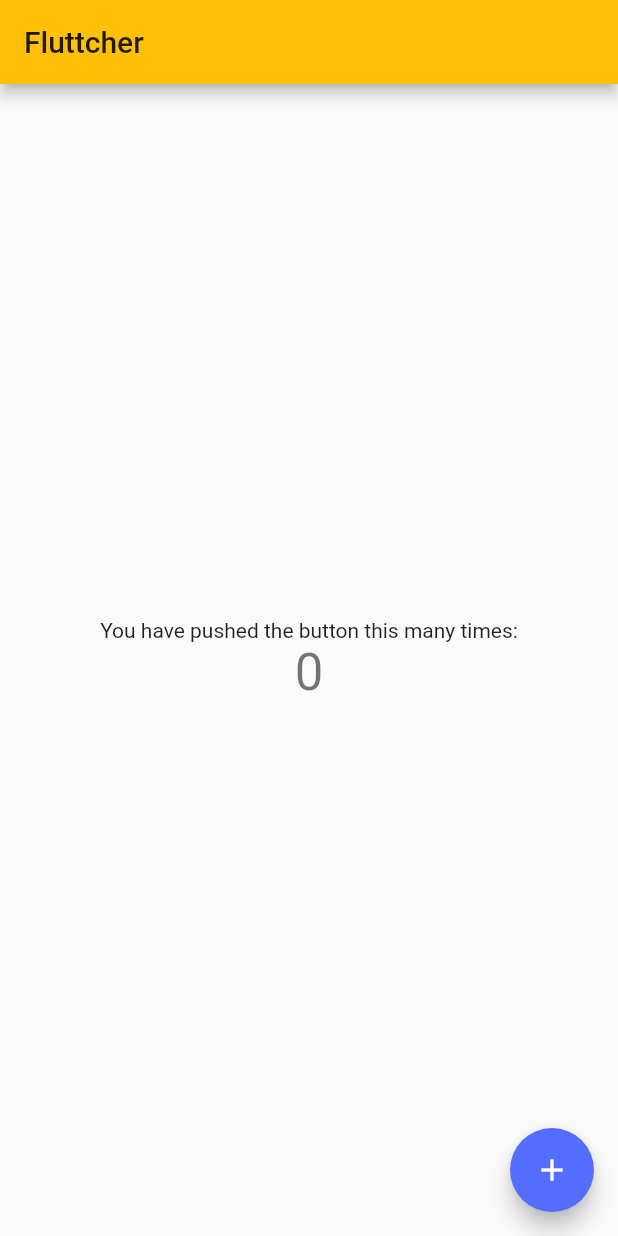
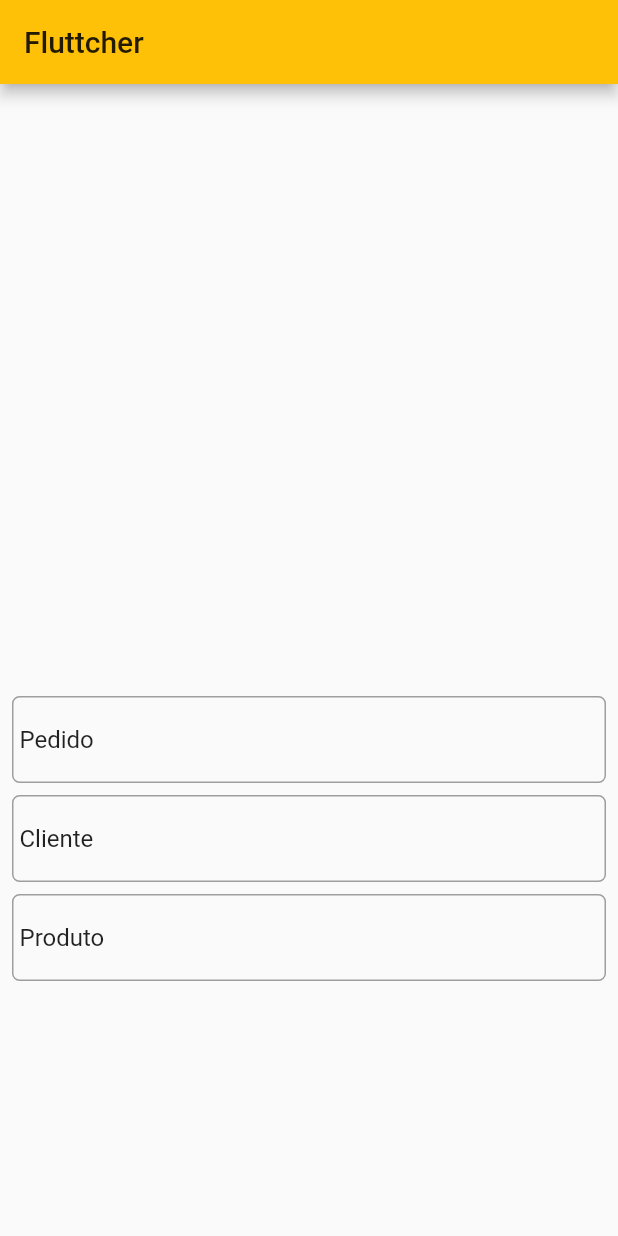
Before and after one commit to joaovperin/fluttcher, a Flutter app: the screen it shows after launch, on a phone screen of 412 x 824 dp. Run offline on Flutter 3.47's test engine with Material 2 defaults, Android fonts, the phone set to English and light mode, and no system bars.

Commit message:
Upgraded to use dart sdk 2.6+ Created some generic services for dialogs, buttons, loading bars. Created a module screen.

```diff
--- /dev/null
+++ b/lib/core/utils/utils.dart
@@ -0,0 +1,15 @@
+/// A mixin for loadable classes
+mixin Loadable {
+  bool loaded = false;
+}
+
+///
+/// Yields a list as a stream with a delay between each iteration
+///
+Stream<Loadable> delayedYielder(Duration interval, List<Loadable> list) async* {
+  for (var elm in list) {
+    await Future.delayed(interval);
+    elm.loaded = true;
+    yield elm;
+  }
+}
--- a/lib/main.dart
+++ b/lib/main.dart
@@ -1,3 +1,4 @@
+import 'package:fluttcher/pages/modules/modules.page.dart';
 import 'package:flutter/material.dart';
 
 import 'pages/home/home.page.dart';
@@ -12,7 +13,6 @@ class MyApp extends StatelessWidget {
   // This widget is the root of your application.
   @override
   Widget build(BuildContext context) {
-
     return MaterialApp(
         title: kAppTitle,
         debugShowCheckedModeBanner: false,
@@ -24,6 +24,7 @@ class MyApp extends StatelessWidget {
         home: SplashPage(),
         routes: <String, WidgetBuilder>{
           '/home': (BuildContext context) => HomePage(title: kAppTitle),
+          '/modules': (BuildContext context) => ModulesPage(title: kAppTitle),
         });
   }
 }
--- /dev/null
+++ b/lib/pages/modules/module.model.dart
@@ -0,0 +1,10 @@
+import 'package:fluttcher/core/utils/utils.dart';
+
+///
+/// A model for a Module
+///
+class Module with Loadable {
+  final String name;
+
+  Module({this.name});
+}
--- /dev/null
+++ b/lib/pages/modules/modules.page.dart
@@ -0,0 +1,90 @@
+import 'package:fluttcher/core/utils/utils.dart';
+import 'package:flutter/material.dart';
+
+import 'module.model.dart';
+
+///
+/// ModulesPage
+///
+class ModulesPage extends StatefulWidget {
+  ModulesPage({Key key, this.title}) : super(key: key);
+
+  final String title;
+
+  @override
+  _ModulesPageState createState() => _ModulesPageState();
+}
+
+///
+/// State for the ModulesPage
+///
+class _ModulesPageState extends State<ModulesPage> {
+  final _scrollController = new ScrollController();
+
+  @override
+  void dispose() {
+    super.dispose();
+    _scrollController.dispose();
+  }
+
+  @override
+  Widget build(BuildContext context) {
+    return Scaffold(
+      appBar: AppBar(title: Text(widget.title)),
+      body: Column(
+        children: <Widget>[
+          Expanded(
+            child: Container(height: 30),
+          ),
+          Expanded(
+            child: _buildBody(context),
+          )
+        ],
+      ),
+    );
+  }
+
+  Widget _buildBody(BuildContext context) {
+    final _listModules = <Module>[];
+    return StreamBuilder<dynamic>(
+      stream: delayedYielder(Duration(seconds: 1), [
+        Module(name: 'Pedido'),
+        Module(name: 'Cliente'),
+        Module(name: 'Produto')
+      ]),
+      builder: (context, snapshot) {
+        if (!snapshot.hasData)
+          return Center(child: CircularProgressIndicator());
+        _listModules.add(snapshot.data);
+        return ListView(
+          controller: _scrollController,
+          padding: const EdgeInsets.only(top: 20.0),
+          children:
+              _listModules.map((e) => _buildListItem(context, e)).toList(),
+        );
+      },
+    );
+  }
+
+  Widget _buildListItem(BuildContext context, Module module) {
+    return Padding(
+      key: ValueKey(module.name),
+      padding: const EdgeInsets.symmetric(horizontal: 8.0, vertical: 4.0),
+      child: Container(
+        decoration: BoxDecoration(
+          border: Border.all(color: Colors.grey),
+          borderRadius: BorderRadius.circular(5.0),
+        ),
+        child: ListTile(
+          contentPadding: EdgeInsets.only(left: 4, right: 8),
+          title: Row(
+            mainAxisAlignment: MainAxisAlignment.spaceBetween,
+            crossAxisAlignment: CrossAxisAlignment.start,
+            children: <Widget>[Text(module.name.toString())],
+          ),
+          onTap: () => print(module.name),
+        ),
+      ),
+    );
+  }
+}
--- a/pubspec.yaml
+++ b/pubspec.yaml
@@ -14,7 +14,7 @@ description: A fetcher written in Flutter.
 version: 1.0.0+1
 
 environment:
-  sdk: ">=2.1.0 <3.0.0"
+  sdk: ">=2.6.0 <3.0.0"
 
 dependencies:
   flutter:
```
Also changed, not shown: lib/core/ui/buttons/buttons.service.dart (added, +14 -0 lines), lib/core/ui/dialogs/dialogs.service.dart (added, +96 -0 lines), lib/core/ui/loading/loading.service.dart (added, +28 -0 lines), lib/core/validators/validators.dart (added, +32 -0 lines), lib/pages/splash/splash.page.dart (+7 -4 lines), pubspec.lock, 1 other file.
